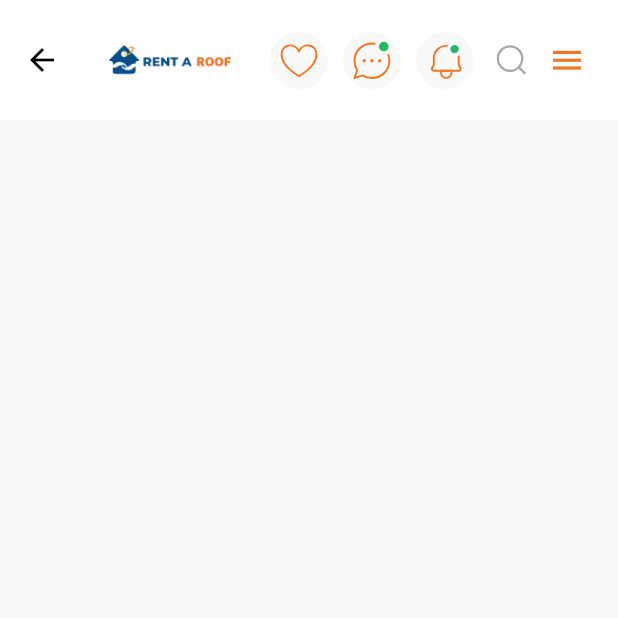
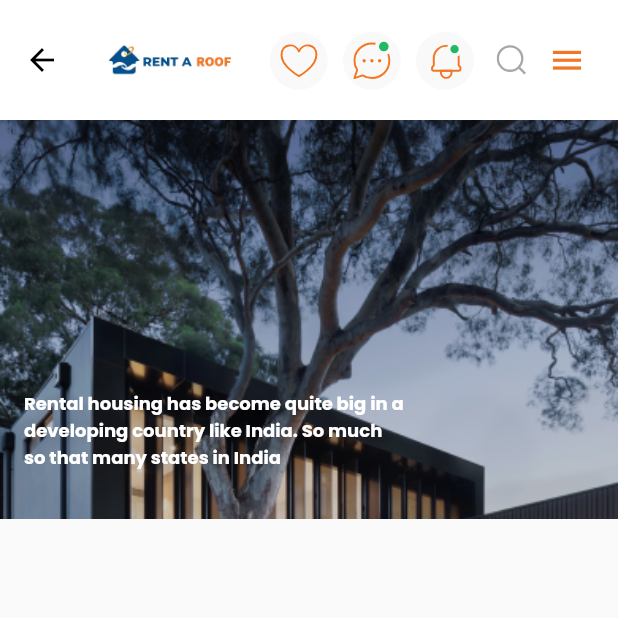
Before and after one commit to Bohemiaking/medecy, a Flutter app: the LoginPage screen opened by its route, on a phone screen of 412 x 824 dp, the top half of it. Run offline on Flutter 3.47's test engine with Material 2 defaults, Android fonts, the phone set to English and light mode, and no system bars; our stand-ins replace flutter_svg, google_fonts.

Commit message:
created - imagetextstack_container

```diff
--- a/lib/constants/app_assets.dart
+++ b/lib/constants/app_assets.dart
@@ -2,7 +2,7 @@ class AppAssets {
   static const appLogo = "assets/images/appLogo.svg";
   static const appTextLogo = "assets/images/appBrand.svg";
   static const appLogoBrand = "assets/images/appBrandLogo.png";
-  static const bgImage = "assets/images/bgImage.svg";
+  static const bgImage = "assets/images/bgImage.png";
   static const chatIcon = "assets/images/chatIcon.svg";
   static const heartIcon = "assets/images/heartIcon.svg";
   static const bellIcon = "assets/images/bellIcon.svg";
--- a/lib/constants/app_theme.dart
+++ b/lib/constants/app_theme.dart
@@ -2,7 +2,10 @@ import 'package:flutter/material.dart';
 import 'package:google_fonts/google_fonts.dart';
 
 ThemeData appTheme() => ThemeData(
-    fontFamily: GoogleFonts.poppins().fontFamily, primarySwatch: Colors.orange);
+      fontFamily: GoogleFonts.poppins().fontFamily,
+      primarySwatch: Colors.orange,
+      splashColor: Colors.orange.shade200,
+    );
 
 textApp() {
   return const TextStyle(
@@ -11,5 +14,7 @@ textApp() {
 
 textMedium() {
   return const TextStyle(
-      color: Color(0xff777777), fontSize: 12,);
+    color: Color(0xff777777),
+    fontSize: 12,
+  );
 }
--- a/lib/main.dart
+++ b/lib/main.dart
@@ -2,9 +2,7 @@ import 'package:flutter/material.dart';
 import 'package:rentaroof_agent/constants/app_constants.dart';
 import 'package:rentaroof_agent/constants/app_routes.dart';
 import 'package:rentaroof_agent/constants/app_theme.dart';
-import 'package:rentaroof_agent/views/bookmark_page.dart';
-import 'package:rentaroof_agent/views/message/chat_page.dart';
-import 'package:rentaroof_agent/views/message/message_page.dart';
+import 'package:rentaroof_agent/views/authentication/login_page.dart';
 
 void main() {
   runApp(const MyApp());
@@ -20,7 +18,7 @@ class MyApp extends StatelessWidget {
       title: AppConstants.appName,
       theme: appTheme(),
       debugShowCheckedModeBanner: false,
-      home: const MessagePage(),
+      home: const LoginPage(),
       routes: appRoutes(context),
     );
   }
--- a/lib/views/authentication/login_page.dart
+++ b/lib/views/authentication/login_page.dart
@@ -1,5 +1,9 @@
 import 'package:flutter/material.dart';
+import 'package:rentaroof_agent/constants/app_assets.dart';
+import 'package:rentaroof_agent/constants/app_theme.dart';
 import 'package:rentaroof_agent/views/base/app_bar.dart';
+
+import '../base/imageTextStack_container.dart';
 
 class LoginPage extends StatelessWidget {
   const LoginPage({super.key});
@@ -10,6 +14,12 @@ class LoginPage extends StatelessWidget {
   Widget build(BuildContext context) {
     return Scaffold(
       appBar: appBar(context),
+      body: SafeArea(
+          child: Column(
+        children: [
+          ImageTextStackContainer(),
+        ],
+      )),
     );
   }
 }
--- a/lib/views/base/app_bar.dart
+++ b/lib/views/base/app_bar.dart
@@ -64,12 +64,14 @@ appBar(BuildContext context) {
               width: 3,
             ),
             IconButton(
-                onPressed: (() {}),
-                icon: const Icon(
-                  Icons.menu,
-                  color: Color(0xffF47622),
-                  size: 25,
-                ))
+              onPressed: (() {}),
+              icon: const Icon(
+                Icons.menu,
+                color: Color(0xffF47622),
+                size: 25,
+              ),
+              splashRadius: 20,
+            )
           ],
         ),
       )
--- /dev/null
+++ b/lib/views/base/imagetextstack_container.dart
@@ -0,0 +1,31 @@
+import 'package:flutter/material.dart';
+
+import '../../constants/app_assets.dart';
+import '../../constants/app_theme.dart';
+
+class ImageTextStackContainer extends StatelessWidget {
+  const ImageTextStackContainer({
+    Key? key,
+  }) : super(key: key);
+
+  @override
+  Widget build(BuildContext context) {
+    return Stack(
+      children: [
+        Image.asset(
+          AppAssets.bgImage,
+          scale: 0.9,
+        ),
+        Positioned(
+          bottom: 32,
+          left: 16,
+          child: Text(
+            "Rental housing has become quite big in a\ndeveloping country like India. So much\nso that many states in India",
+            style: textMedium()
+                .copyWith(color: Colors.white, fontWeight: FontWeight.bold),
+          ),
+        )
+      ],
+    );
+  }
+}
--- a/lib/views/message/message_page.dart
+++ b/lib/views/message/message_page.dart
@@ -40,6 +40,8 @@ class MessagePage extends StatelessWidget {
                     borderRadius: BorderRadius.circular(12)),
                 child: Padding(
                   padding: const EdgeInsets.all(16.0),
+                  child: SingleChildScrollView(
+                    physics: const AlwaysScrollableScrollPhysics(),
                     child: Column(
                       children: [
                         messageSearch(),
@@ -49,11 +51,12 @@ class MessagePage extends StatelessWidget {
                         ListView.builder(
                             physics: const NeverScrollableScrollPhysics(),
                             shrinkWrap: true,
-                          itemCount: 2,
+                            itemCount: 20,
                             itemBuilder: ((context, index) {
                               return messageContainer();
                             }))
                       ],
+                    ),
                   ),
                 ),
               )
--- a/lib/views/notification_page.dart
+++ b/lib/views/notification_page.dart
@@ -12,6 +12,8 @@ class NotificationPage extends StatelessWidget {
     return Scaffold(
       appBar: appBar(context),
       body: SafeArea(
+          child: SingleChildScrollView(
+        physics: const AlwaysScrollableScrollPhysics(),
         child: Padding(
           padding: const EdgeInsets.only(right: 24, left: 23),
           child: Column(
@@ -36,6 +38,7 @@ class NotificationPage extends StatelessWidget {
                 },
               )
             ],
+          ),
         ),
       )),
     );
```
Also changed, not shown: assets/images/bgImage.png (added). Lines whose indentation alone changed are shown as unchanged.
